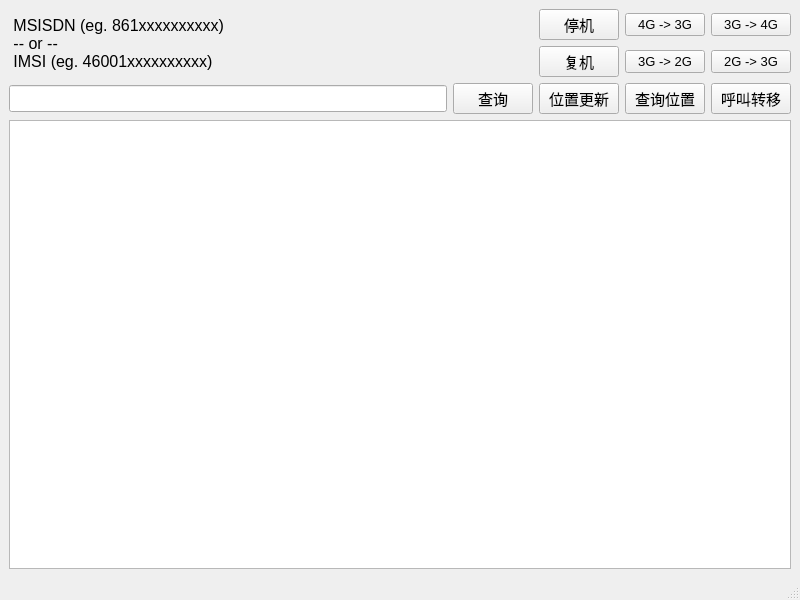
First picture: the form in DHLR.ui, repository winsphinx/DHLR, before the edit.
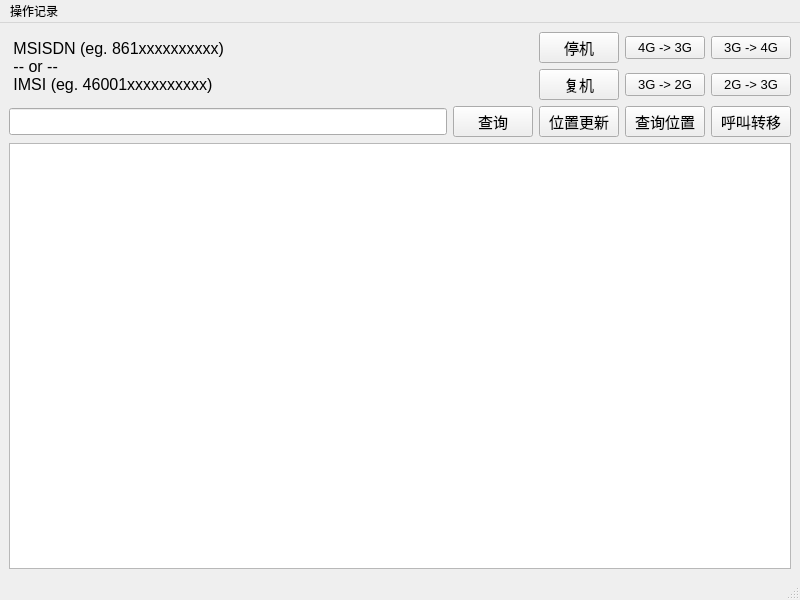
Second picture: the form after the edit. Icons and pictures are not drawn.

Commit message: add LOG menu and functions

```diff
--- a/DHLR.ui
+++ b/DHLR.ui
@@ -215,6 +215,14 @@
      <height>21</height>
     </rect>
    </property>
+   <widget class="QMenu" name="menu">
+    <property name="title">
+     <string>操作记录</string>
+    </property>
+    <addaction name="menu_openLog"/>
+    <addaction name="menu_clearLog"/>
+   </widget>
+   <addaction name="menu"/>
   </widget>
   <widget class="QStatusBar" name="statusbar"/>
  </widget>
```
Left out of the diff: 23 changed lines with no effect on the pictures. The commit also changes 1 other file.
